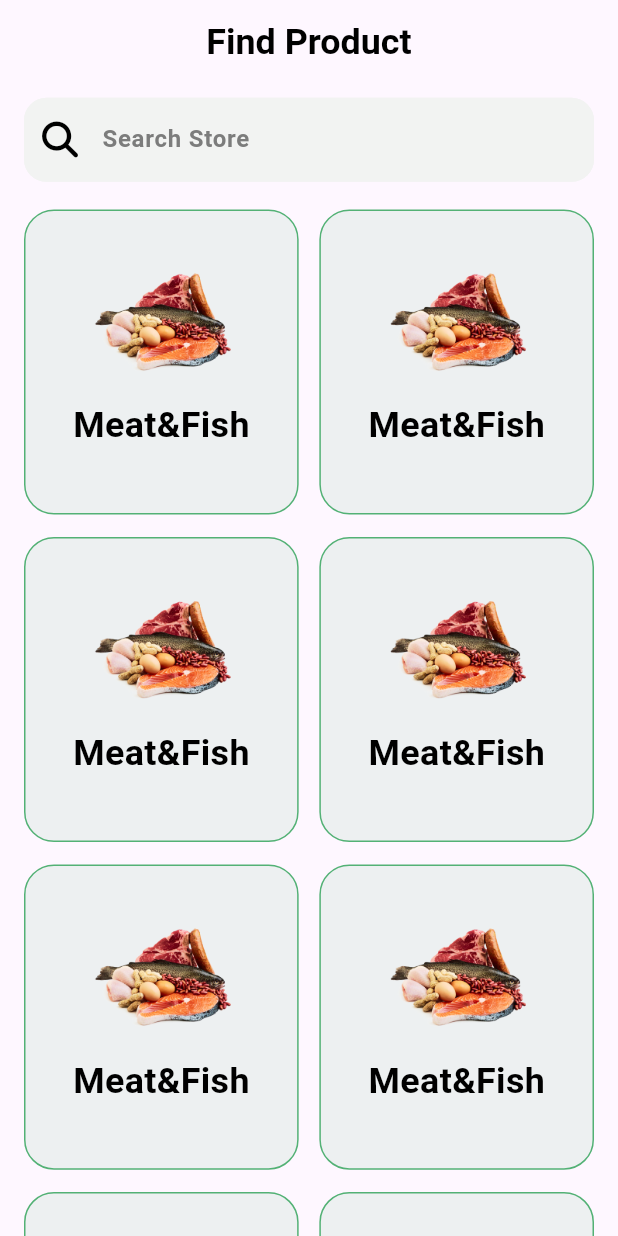
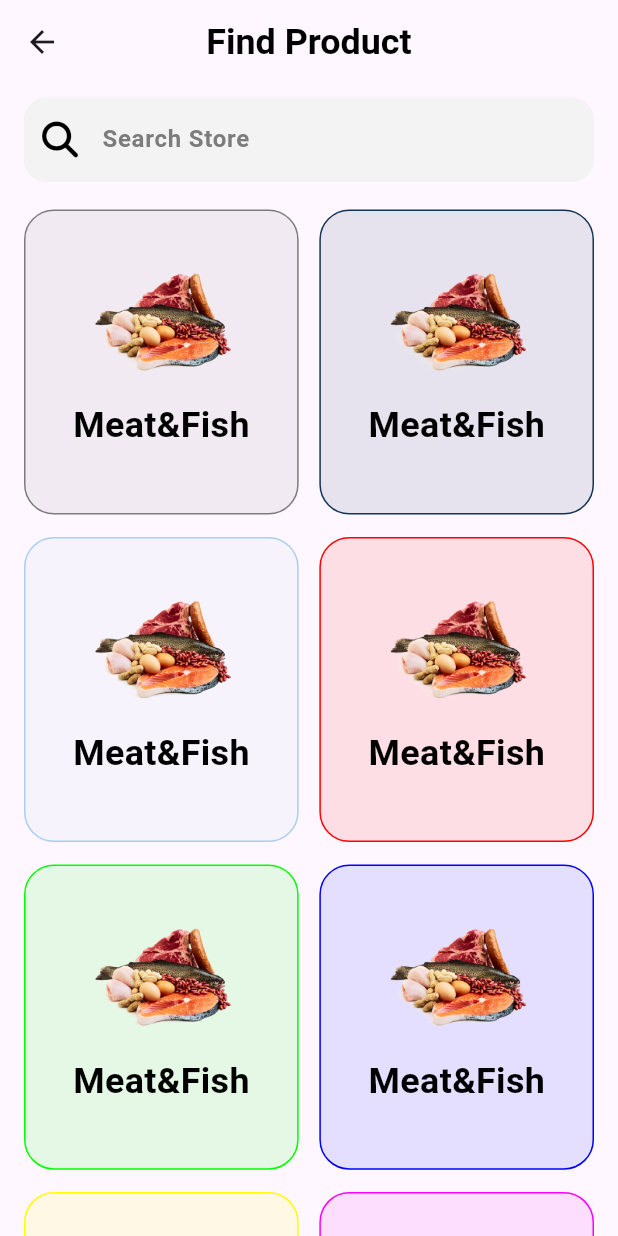
Before and after one commit to yousefmohamed35/Nectar_app, a Flutter app: the ExploreView screen opened directly, on a phone screen of 412 x 824 dp. Run offline on Flutter 3.47's test engine with Material 3 defaults, Android fonts, the phone set to English and light mode, and no system bars; our stand-ins replace carousel_slider, device_preview, dio, flutter_screenutil, font_awesome_flutter, shared_preferences; accounts and stored records are empty; Roboto replaces fonts that are missing (Gilroy-Medium).

Commit message:
finish exploer view and refactor box grociers and add const list of color

```diff
--- a/lib/constants.dart
+++ b/lib/constants.dart
@@ -3,3 +3,24 @@
 const Color kPrimaryColor = Color(0xff53B175);
 const String splashScreenImage = 'assets/images/splashscreenimage.png';
 const Color kSecondaryColor = Color(0xff7C7C7C);
+const List<Color> backgroundColors = [
+    Color(0xff7C7C7C),
+    Color(0xff123456),
+    Color(0xffABCDEF),
+    Color(0xffFF0000),
+    Color(0xff00FF00),
+    Color(0xff0000FF),
+    Color(0xffFFFF00),
+    Color(0xffFF00FF),
+    Color(0xff00FFFF),
+    Color(0xff7C7C7C),
+    Color(0xff123456),
+    Color(0xffABCDEF),
+    Color(0xffFF0000),
+    Color(0xff00FF00),
+    Color(0xff0000FF),
+    Color(0xffFFFF00),
+    Color(0xffFF00FF),
+    Color(0xff00FFFF),
+
+  ];
--- a/lib/main.dart
+++ b/lib/main.dart
@@ -4,6 +4,7 @@
 import 'package:flutter_screenutil/flutter_screenutil.dart';
 import 'package:nectarapp/helper/shared_perferance.dart';
 import 'package:nectarapp/views/exploer_view.dart';
+import 'package:nectarapp/views/home_view.dart';
 import 'views/splash_view.dart';
 
 void main() async {
@@ -31,7 +32,7 @@
             locale: DevicePreview.locale(context),
             builder: DevicePreview.appBuilder,
             debugShowCheckedModeBanner: false,
-            home:const  ExploreView(),
+            home:const  HomeView(),
           );
         });
   }
--- a/lib/views/exploer_view.dart
+++ b/lib/views/exploer_view.dart
@@ -1,7 +1,5 @@
 import 'package:flutter/material.dart';
-import 'package:flutter_screenutil/flutter_screenutil.dart';
-import 'package:nectarapp/widgets/custom_search_bar.dart';
-import 'package:nectarapp/widgets/grid_view_item_exploer.dart';
+import 'package:nectarapp/widgets/exploer_view_body.dart';
 import 'package:nectarapp/widgets/header_text.dart';
 
 class ExploreView extends StatelessWidget {
@@ -15,34 +13,7 @@
         centerTitle: true,
         title: const HeaderText(text: 'Find Product'),
       ),
-      body: ExploerViewBody(),
+      body:const ExploerViewBody(),
     );
   }
 }
-
-class ExploerViewBody extends StatelessWidget {
-  const ExploerViewBody({
-    super.key,
-  });
-
-  @override
-  Widget build(BuildContext context) {
-    return SingleChildScrollView(
-      child: Padding(
-        padding: const EdgeInsets.symmetric(horizontal: 16),
-        child: Column(
-          children: [
-            SizedBox(
-              height: 10.h,
-            ),
-            const CustomSearchBar(),
-            SizedBox(
-              height: 20.h,
-            ),
-          const  GridViewItemExploerView(),
-          ],
-        ),
-      ),
-    );
-  }
-}
--- a/lib/widgets/custom_item_for_explore_view.dart
+++ b/lib/widgets/custom_item_for_explore_view.dart
@@ -1,10 +1,11 @@
 import 'package:flutter/material.dart';
 import 'package:flutter_screenutil/flutter_screenutil.dart';
+import 'package:nectarapp/constants.dart';
 import 'package:nectarapp/widgets/header_text.dart';
 
 class CustomItemForExploreView extends StatelessWidget {
-  const CustomItemForExploreView({super.key});
-
+  const CustomItemForExploreView({super.key, required this.index});
+  final int index;
   @override
   Widget build(BuildContext context) {
     return Container(
@@ -12,16 +13,23 @@
       height: 189.11.h,
       decoration: BoxDecoration(
         borderRadius: BorderRadius.circular(20),
-        border: Border.all(color:const Color(0xff53B175)),
-        color: const Color(0xff53B175).withOpacity(0.1),
+        border: Border.all(color: backgroundColors[index]),
+        color:  backgroundColors[index].withOpacity(0.1),
       ),
       child: Column(
         mainAxisAlignment: MainAxisAlignment.center,
         children: [
-        Image.asset('assets/images/itemimage.png',width: 102.13.w,height: 72.h,),
-        SizedBox(height: 20.h,),
-      const  HeaderText(text: 'Meat&Fish')
-      ],),
+          Image.asset(
+            'assets/images/itemimage.png',
+            width: 102.13.w,
+            height: 72.h,
+          ),
+          SizedBox(
+            height: 20.h,
+          ),
+          const HeaderText(text: 'Meat&Fish')
+        ],
+      ),
     );
   }
 }
--- /dev/null
+++ b/lib/widgets/exploer_view_body.dart
@@ -0,0 +1,31 @@
+import 'package:flutter/material.dart';
+import 'package:flutter_screenutil/flutter_screenutil.dart';
+import 'package:nectarapp/widgets/custom_search_bar.dart';
+import 'package:nectarapp/widgets/grid_view_item_exploer.dart';
+
+class ExploerViewBody extends StatelessWidget {
+  const ExploerViewBody({
+    super.key,
+  });
+
+  @override
+  Widget build(BuildContext context) {
+    return SingleChildScrollView(
+      child: Padding(
+        padding: const EdgeInsets.symmetric(horizontal: 16),
+        child: Column(
+          children: [
+            SizedBox(
+              height: 10.h,
+            ),
+            const CustomSearchBar(),
+            SizedBox(
+              height: 20.h,
+            ),
+          const  GridViewItemExploerView(),
+          ],
+        ),
+      ),
+    );
+  }
+}
--- a/lib/widgets/grid_view_item_exploer.dart
+++ b/lib/widgets/grid_view_item_exploer.dart
@@ -17,7 +17,7 @@
       crossAxisSpacing: 15.h,
       childAspectRatio: 0.9,
       children: List.generate(10, (index) {
-        return const CustomItemForExploreView();
+        return  CustomItemForExploreView(index: index,);
       }),
     );
   }
```
Also changed, not shown: lib/widgets/custom_box_groceries.dart (+17 -8 lines), lib/widgets/custom_list_view_box_groceries.dart (+4 -4 lines).
